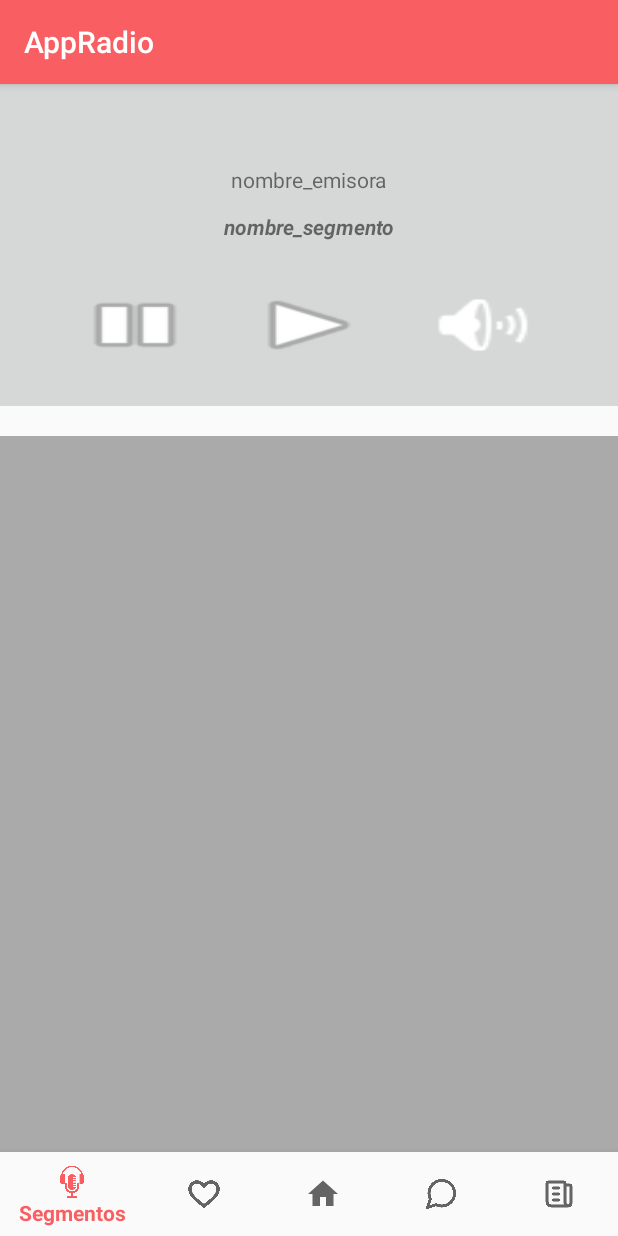
After one commit to Willov1993/AppRadio-Android, an Android app: the fragment SegmentosFragment placed in its activity, on a phone screen of 412 x 824 dp. The commit adds this screen. Run offline under Robolectric (Android 15) with nearby library versions, the light colour scheme and no system bars.

Commit message:
Creacion de fragmentos para el menu de emisora y creacion de contenedores y botones para la ventana de seleccion de segmentos [#159611251]

```diff
--- a/app/src/main/AndroidManifest.xml
+++ b/app/src/main/AndroidManifest.xml
@@ -21,7 +21,7 @@
         </activity>
         <activity
             android:name=".Activities.HomeActivity"
-            android:label="@string/title_activity_home">
+            android:label="@string/app_name">
             <intent-filter>
                 <action android:name="android.intent.action.MAIN" />
                 <category android:name="android.intent.category.LAUNCHER" />
--- /dev/null
+++ b/app/src/main/java/com/innovasystem/appradio/Fragments/SegmentosFragment.java
@@ -0,0 +1,87 @@
+package com.innovasystem.appradio.Fragments;
+
+import android.content.Context;
+import android.net.Uri;
+import android.os.Bundle;
+import android.support.v4.app.Fragment;
+import android.view.LayoutInflater;
+import android.view.View;
+import android.view.ViewGroup;
+
+import com.innovasystem.appradio.R;
+
+/**
+ * A simple {@link Fragment} subclass.
+ * Activities that contain this fragment must implement the
+ * {@link SegmentosFragment.OnFragmentInteractionListener} interface
+ * to handle interaction events.
+ * Use the {@link SegmentosFragment#newInstance} factory method to
+ * create an instance of this fragment.
+ */
+public class SegmentosFragment extends Fragment {
+    // TODO: Rename parameter arguments, choose names that match
+    // the fragment initialization parameters, e.g. ARG_ITEM_NUMBER
+    private static final String ARG_PARAM1 = "param1";
+    private static final String ARG_PARAM2 = "param2";
+
+    // TODO: Rename and change types of parameters
+    private String mParam1;
+    private String mParam2;
+
+    private OnFragmentInteractionListener mListener;
+
+    public SegmentosFragment() {
+        // Required empty public constructor
+    }
+
+    /**
+     * Use this factory method to create a new instance of
+     * this fragment using the provided parameters.
+     *
+     * @param param1 Parameter 1.
+     * @param param2 Parameter 2.
+     * @return A new instance of fragment SegmentosFragment.
+     */
+    // TODO: Rename and change types and number of parameters
+    public static SegmentosFragment newInstance(String param1, String param2) {
+        SegmentosFragment fragment = new SegmentosFragment();
+        Bundle args = new Bundle();
+        args.putString(ARG_PARAM1, param1);
+        args.putString(ARG_PARAM2, param2);
+        fragment.setArguments(args);
+        return fragment;
+    }
+
+    @Override
+    public void onCreate(Bundle savedInstanceState) {
+        super.onCreate(savedInstanceState);
+        if (getArguments() != null) {
+            mParam1 = getArguments().getString(ARG_PARAM1);
+            mParam2 = getArguments().getString(ARG_PARAM2);
+        }
+    }
+
+    @Override
+    public View onCreateView(LayoutInflater inflater, ViewGroup container,
+                             Bundle savedInstanceState) {
+        // Inflate the layout for this fragment
+        return inflater.inflate(R.layout.fragment_segmentos, container, false);
+
+
+    }
+
+    /**
+     * This interface must be implemented by activities that contain this
+     * fragment to allow an interaction in this fragment to be communicated
+     * to the activity and potentially other fragments contained in that
+     * activity.
+     * <p>
+     * See the Android Training lesson <a href=
+     * "http://developer.android.com/training/basics/fragments/communicating.html"
+     * >Communicating with Other Fragments</a> for more information.
+     */
+    public interface OnFragmentInteractionListener {
+        // TODO: Update argument type and name
+        void onFragmentInteraction(Uri uri);
+    }
+}
--- a/app/src/main/res/layout/activity_home.xml
+++ b/app/src/main/res/layout/activity_home.xml
@@ -7,16 +7,14 @@
     android:layout_height="match_parent"
     tools:context=".Activities.HomeActivity">
 
-    <TextView
-        android:id="@+id/message"
-        android:layout_width="wrap_content"
-        android:layout_height="wrap_content"
-        android:layout_marginLeft="@dimen/activity_horizontal_margin"
-        android:layout_marginStart="@dimen/activity_horizontal_margin"
-        android:layout_marginTop="@dimen/activity_vertical_margin"
-        android:text="@string/title_home"
-        app:layout_constraintLeft_toLeftOf="parent"
-        app:layout_constraintTop_toTopOf="parent" />
+    <FrameLayout
+        android:id="@+id/frame_container_home"
+        android:layout_width="match_parent"
+        android:layout_height="0dp"
+        app:layout_constraintBottom_toTopOf="@+id/navigation"
+        app:layout_constraintTop_toTopOf="parent">
+
+    </FrameLayout>
 
     <android.support.design.widget.BottomNavigationView
         android:id="@+id/navigation"
--- /dev/null
+++ b/app/src/main/res/layout/fragment_segmentos.xml
@@ -0,0 +1,95 @@
+<?xml version="1.0" encoding="utf-8"?>
+<FrameLayout xmlns:android="http://schemas.android.com/apk/res/android"
+    xmlns:app="http://schemas.android.com/apk/res-auto"
+    xmlns:tools="http://schemas.android.com/tools"
+    android:layout_width="match_parent"
+    android:layout_height="match_parent"
+    android:background="?android:attr/colorBackground"
+    tools:context=".Fragments.SegmentosFragment">
+
+    <android.support.constraint.ConstraintLayout
+        android:layout_width="match_parent"
+        android:layout_height="match_parent">
+
+        <android.support.constraint.ConstraintLayout
+            android:id="@+id/player_segmento"
+            android:layout_width="match_parent"
+            android:layout_height="0dp"
+            android:background="?attr/colorButtonNormal">
+
+            <TextView
+                android:id="@+id/tv_emisora"
+                android:layout_width="wrap_content"
+                android:layout_height="wrap_content"
+                android:text="nombre_emisora"
+                app:layout_constraintBottom_toBottomOf="parent"
+                app:layout_constraintHorizontal_bias="0.501"
+                app:layout_constraintLeft_toLeftOf="parent"
+                app:layout_constraintRight_toRightOf="parent"
+                app:layout_constraintTop_toTopOf="parent"
+                app:layout_constraintVertical_bias="0.276" />
+
+            <TextView
+                android:id="@+id/tv_segmento"
+                android:layout_width="wrap_content"
+                android:layout_height="wrap_content"
+                android:layout_marginEnd="8dp"
+                android:layout_marginStart="8dp"
+                android:layout_marginTop="12dp"
+                android:text="nombre_segmento"
+                android:textStyle="bold|italic"
+                app:layout_constraintEnd_toEndOf="parent"
+                app:layout_constraintHorizontal_bias="0.501"
+                app:layout_constraintStart_toStartOf="parent"
+                app:layout_constraintTop_toBottomOf="@+id/tv_emisora" />
+
+            <Button
+                android:id="@+id/play_button_segmento"
+                android:layout_width="wrap_content"
+                android:layout_height="wrap_content"
+                android:layout_marginBottom="30dp"
+                android:layout_marginEnd="8dp"
+                android:layout_marginStart="8dp"
+                android:layout_marginTop="32dp"
+                android:background="@android:drawable/ic_media_play"
+                app:layout_constraintBottom_toBottomOf="parent"
+                app:layout_constraintEnd_toEndOf="parent"
+                app:layout_constraintStart_toStartOf="parent"
+                app:layout_constraintTop_toBottomOf="@+id/tv_segmento" />
+
+            <Button
+                android:id="@+id/pause_button_segmento"
+                android:layout_width="wrap_content"
+                android:layout_height="wrap_content"
+                android:layout_marginEnd="28dp"
+                android:background="@android:drawable/ic_media_pause"
+                app:layout_constraintBaseline_toBaselineOf="@+id/play_button_segmento"
+                app:layout_constraintEnd_toStartOf="@+id/play_button_segmento" />
+
+            <Button
+                android:id="@+id/volume_button_segmento"
+                android:layout_width="wrap_content"
+                android:layout_height="wrap_content"
+                android:layout_marginBottom="16dp"
+                android:layout_marginStart="28dp"
+                android:background="@android:drawable/ic_lock_silent_mode_off"
+                app:layout_constraintBaseline_toBaselineOf="@+id/play_button_segmento"
+                app:layout_constraintBottom_toBottomOf="parent"
+                app:layout_constraintStart_toEndOf="@+id/play_button_segmento" />
+
+        </android.support.constraint.ConstraintLayout>
+
+        <android.support.v7.widget.RecyclerView
+            android:id="@+id/recyclerView"
+            android:layout_width="match_parent"
+            android:layout_height="0dp"
+            android:layout_marginTop="20dp"
+            android:background="@android:color/darker_gray"
+            app:layout_constraintBottom_toBottomOf="parent"
+            app:layout_constraintTop_toBottomOf="@+id/player_segmento"
+            app:layout_constraintVertical_bias="1.0"
+            tools:layout_editor_absoluteX="0dp"></android.support.v7.widget.RecyclerView>
+
+    </android.support.constraint.ConstraintLayout>
+
+</FrameLayout>
--- a/app/src/main/res/values/strings.xml
+++ b/app/src/main/res/values/strings.xml
@@ -27,4 +27,7 @@
     <string name="title_chat">Segmentos</string>
     <string name="title_noticias">Noticias</string>
 
+    <!-- TODO: Remove or change this placeholder text -->
+    <string name="hello_blank_fragment">Hello blank fragment</string>
+
 </resources>
--- a/app/src/main/res/values/styles.xml
+++ b/app/src/main/res/values/styles.xml
@@ -6,6 +6,7 @@
         <item name="colorPrimary">@color/appColorTheme</item>
         <item name="colorPrimaryDark">@color/appColorTheme</item>
         <item name="colorAccent">@color/colorAccent</item>
+        <item name="coordinatorLayoutStyle">@style/Widget.Design.NavigationView</item>
     </style>
 
 </resources>
```
Also changed, not shown: app/build.gradle (+4 -3 lines), app/src/main/java/com/innovasystem/appradio/Activities/HomeActivity.java (+29 -5 lines), app/src/main/java/com/innovasystem/appradio/Fragments/ChatFragment.java (added, +66 -0 lines), app/src/main/java/com/innovasystem/appradio/Fragments/FavoritosFragment.java (added, +66 -0 lines), app/src/main/java/com/innovasystem/appradio/Fragments/HomeFragment.java (added, +66 -0 lines), app/src/main/java/com/innovasystem/appradio/Fragments/NoticiasFragment.java (added, +66 -0 lines), app/src/main/res/layout/fragment_chat.xml (added, +14 -0 lines), app/src/main/res/layout/fragment_favoritos.xml (added, +14 -0 lines), app/src/main/res/layout/fragment_home.xml (added, +14 -0 lines), app/src/main/res/layout/fragment_noticias.xml (added, +14 -0 lines).
